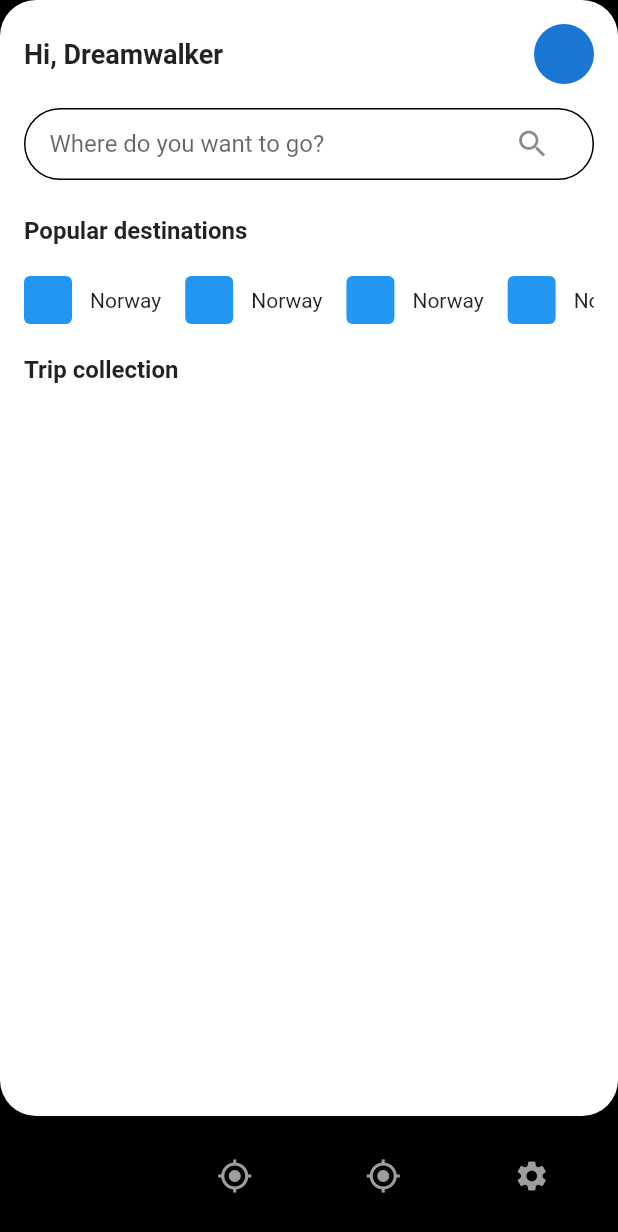
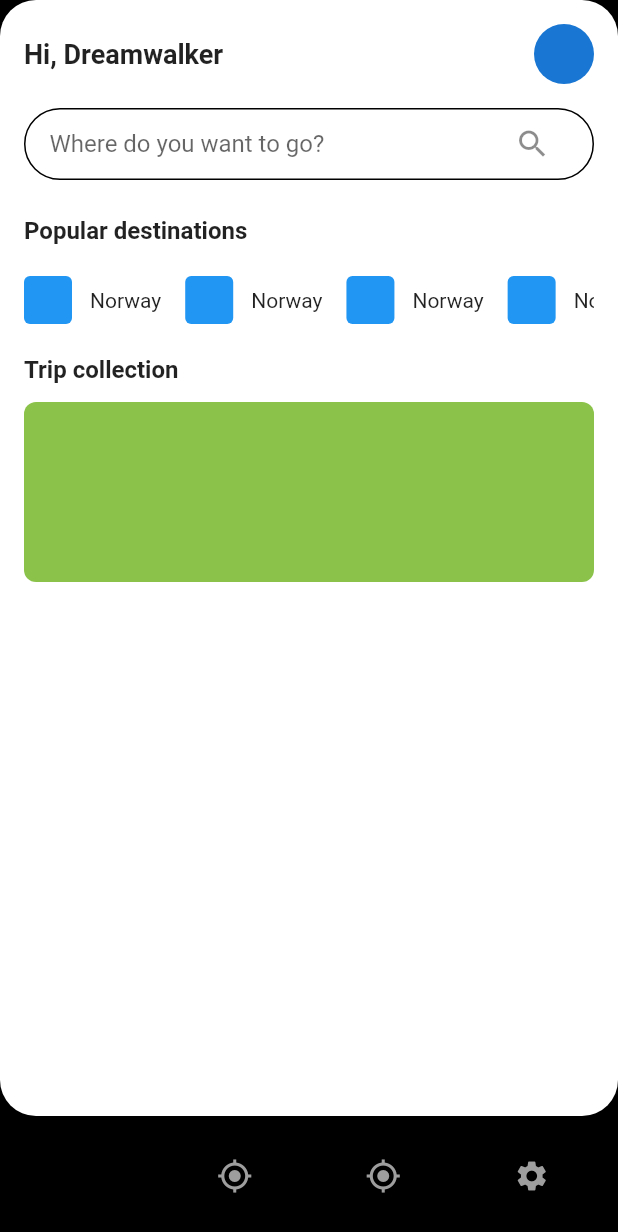
Before and after one commit to JAICHANGPARK/flutter_notebook_18th_story, a Flutter app: the RentalMainPage screen opened by its route, on a phone screen of 412 x 824 dp. Shown: the top 1232 px of the screen. Run offline on Flutter 3.47's test engine with Material 2 defaults, Android fonts, the phone set to English and light mode, and no system bars; our stand-ins replace flutter_riverpod, go_router.

Commit message:
Update rental_main_page.dart

```diff
--- a/lib/ep1051_travel_car_rental_app/src/ui/rental_main_page.dart
+++ b/lib/ep1051_travel_car_rental_app/src/ui/rental_main_page.dart
@@ -116,9 +116,13 @@ class _RentalMainPageState extends State<RentalMainPage> {
                             fontWeight: FontWeight.bold,
                           ),
                         ),
+                        SizedBox(
+                          height: 12,
+                        ),
                         Container(
                           height: 120,
                           decoration: BoxDecoration(
+                            color: Colors.lightGreen,
                             borderRadius: BorderRadius.circular(8),
                           ),
                         )
```
